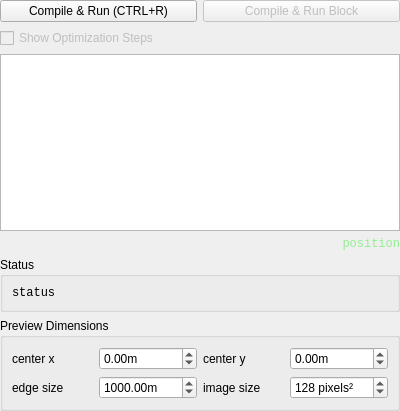
The window that qt-frontend/widgets/QuatschSourceEditor/quatschsourceeditor.ui (phresnel/picogen) describes before a commit, drawn with Qt 5.
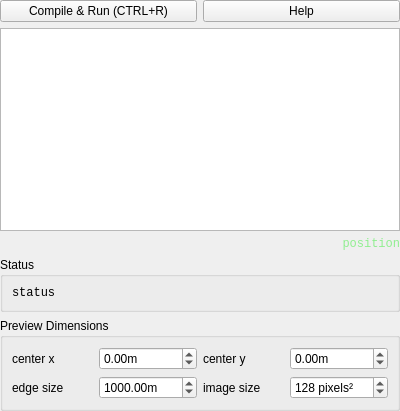
The same window after the commit.

```diff
--- a/qt-frontend/widgets/QuatschSourceEditor/quatschsourceeditor.ui
+++ b/qt-frontend/widgets/QuatschSourceEditor/quatschsourceeditor.ui
@@ -23,7 +23,7 @@
    <property name="margin">
     <number>0</number>
    </property>
-   <item row="3" column="1" colspan="2">
+   <item row="2" column="1" colspan="2">
     <widget class="QTextEdit" name="edit">
      <property name="sizePolicy">
       <sizepolicy hsizetype="Expanding" vsizetype="Expanding">
@@ -42,16 +42,6 @@
      </property>
     </widget>
    </item>
-   <item row="2" column="1" colspan="2">
-    <widget class="QCheckBox" name="checkBox">
-     <property name="enabled">
-      <bool>false</bool>
-     </property>
-     <property name="text">
-      <string>Show Optimization Steps</string>
-     </property>
-    </widget>
-   </item>
    <item row="1" column="1">
     <widget class="QPushButton" name="compileAndRunButton">
      <property name="text">
@@ -63,12 +53,12 @@
     </widget>
    </item>
    <item row="1" column="2">
-    <widget class="QPushButton" name="pushButton_2">
-     <property name="enabled">
-      <bool>false</bool>
-     </property>
+    <widget class="QPushButton" name="help">
      <property name="text">
-      <string>Compile &amp;&amp; Run Block</string>
+      <string>Help</string>
+     </property>
+     <property name="shortcut">
+      <string>F1</string>
      </property>
     </widget>
    </item>
```
Left out of the diff: 6 changed lines with no effect on the pictures.
